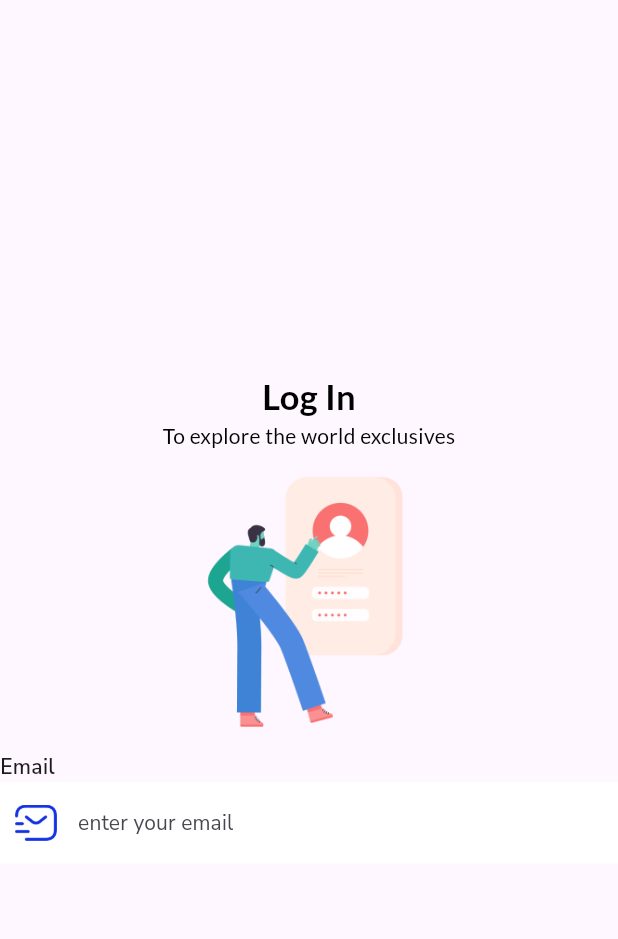
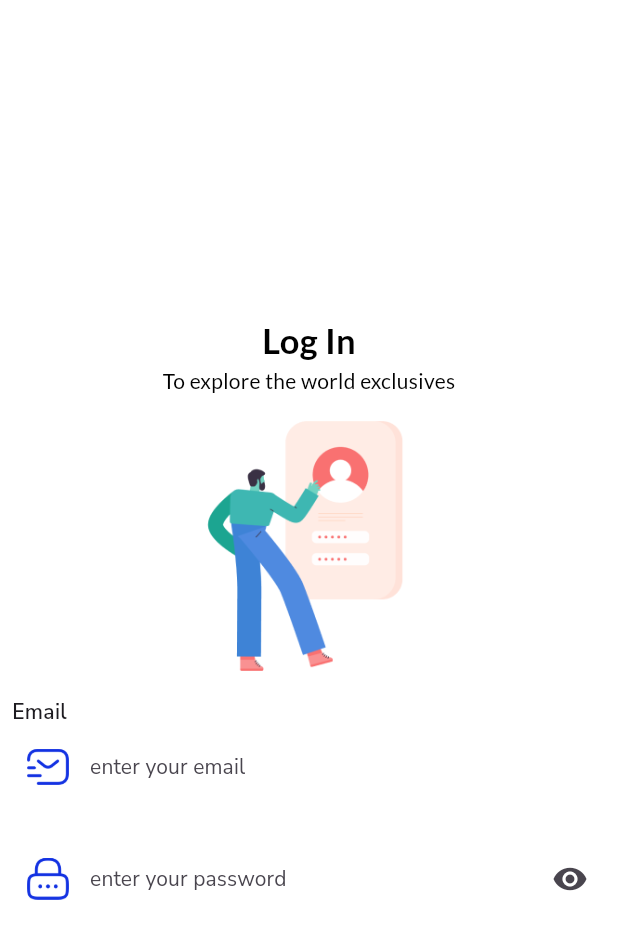
Before and after one commit to adogbeji/FlutterShopApp, a Flutter app: the screen it shows after launch, on a phone screen of 412 x 824 dp. Shown: the top 939 px of the screen. Run offline on Flutter 3.47's test engine with Material 3 defaults, Android fonts, the phone set to English and light mode, and no system bars; our stand-ins replace google_fonts.

Commit message:
Add pasword input field, change background colour of Scaffold & apply padding to loign screen

```diff
--- a/lib/views/screens/auth_screens/login_screen.dart
+++ b/lib/views/screens/auth_screens/login_screen.dart
@@ -7,7 +7,10 @@ class LoginScreen extends StatelessWidget {
   @override
   Widget build(BuildContext context) {
     return Scaffold(
-      body: Center(
+      backgroundColor: Colors.white.withOpacity(0.95,),
+      body: Padding(
+        padding: const EdgeInsets.all(8.0),
+        child: Center(
           child: Column(
             mainAxisAlignment: MainAxisAlignment.center,
             children: [
@@ -46,6 +49,8 @@ class LoginScreen extends StatelessWidget {
                   ),
                 ),
               ),
+
+              // EMAIL INPUT FIELD
               TextFormField(
                 decoration: InputDecoration(
                   fillColor: Colors.white,
@@ -71,7 +76,42 @@ class LoginScreen extends StatelessWidget {
                   ),
                 ),
               ),
+
+              const SizedBox(
+                height: 20,
+              ),
+
+              // PASSWORD INPUT FIELD
+              TextFormField(
+                decoration: InputDecoration(
+                  fillColor: Colors.white,
+                  filled: true,
+                  border: OutlineInputBorder(
+                    borderRadius: BorderRadius.circular(9),
+                  ),
+                  focusedBorder: InputBorder.none,
+                  enabledBorder: InputBorder.none,
+                  labelText: 'enter your password',
+                  labelStyle: GoogleFonts.getFont(
+                    'Nunito Sans',
+                    fontSize: 14,
+                    letterSpacing: 0.1,
+                  ),
+                  prefixIcon: Padding(
+                    padding: const EdgeInsets.all(10.0),
+                    child: Image.asset(
+                      'assets/icons/password.png',
+                      width: 20,
+                      height: 20,
+                    ),
+                  ),
+                  suffixIcon: const Icon(
+                    Icons.visibility,
+                  ),
+                ),
+              ),
             ],
+          ),
         ),
       ),
     );
```
Lines whose indentation alone changed are shown as unchanged.
